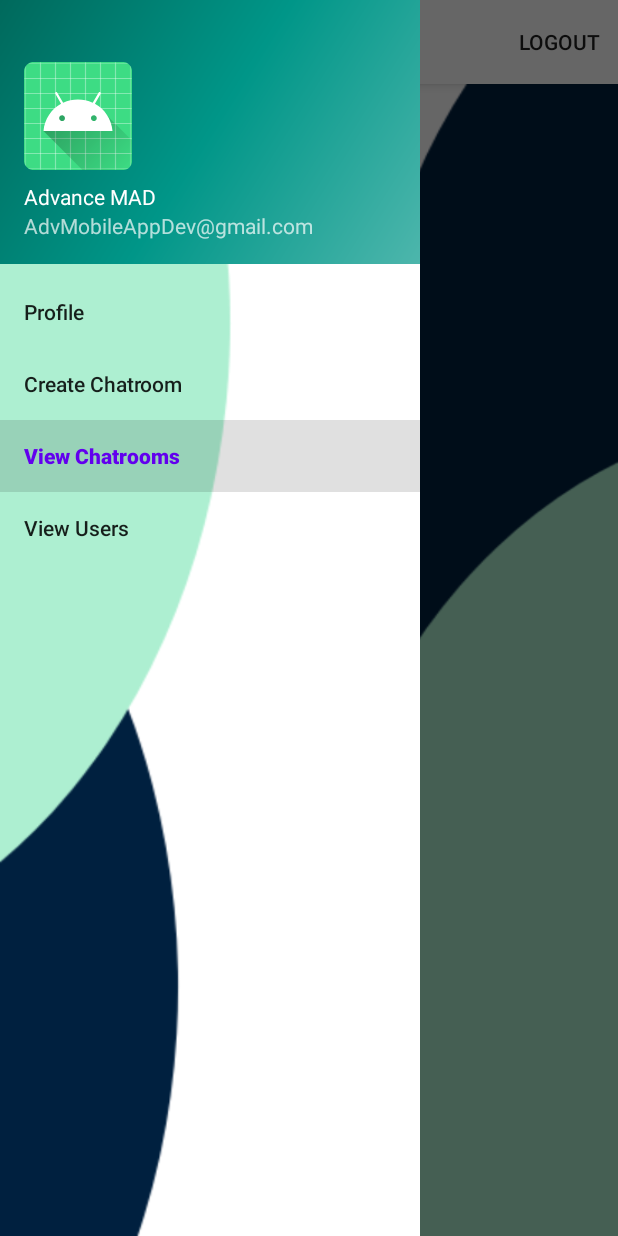
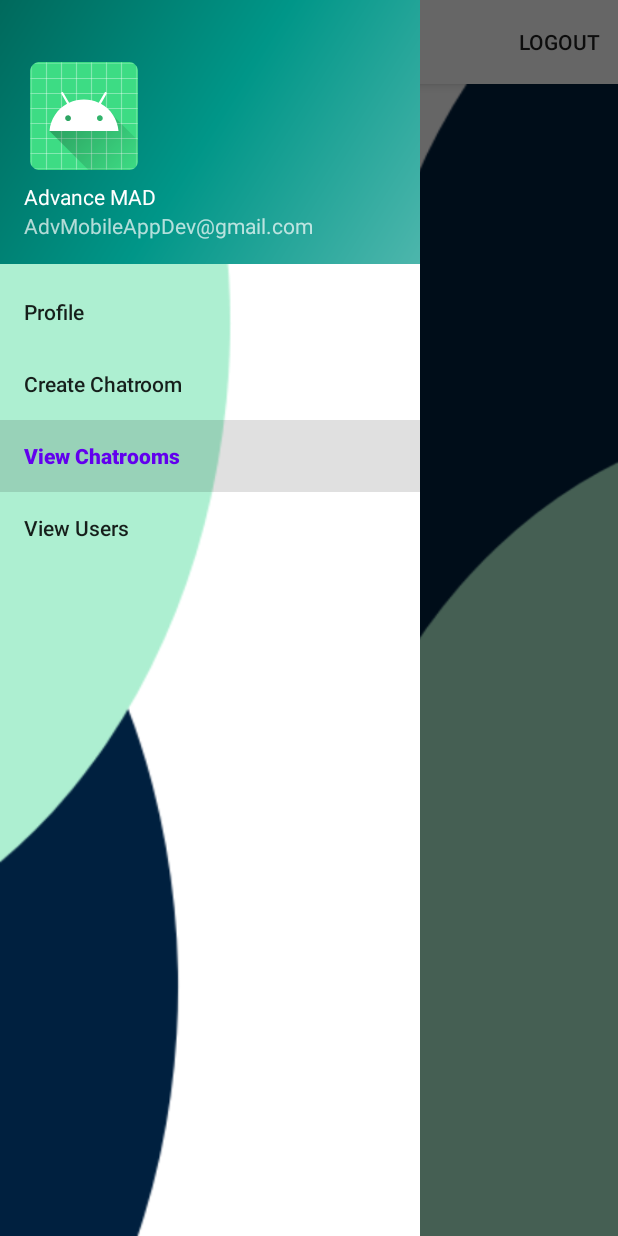
Before and after one commit to pushpdeep-gangrade/Chatroom, an Android app: the screen it shows after launch once a user with an empty profile is signed in (MainActivity), with the side drawer open, on a phone screen of 412 x 824 dp. Run offline under Robolectric (Android 15) with nearby library versions, the phone set to English and light mode, and no system bars; our stand-ins replace Firebase (no records; nobody signed in at launch, a user with empty details on screens opened directly), Picasso, navigation-ui; pictures from the network do not load; 1 statement that could not run was skipped.

Commit message:
Updated drawer layout so that the picture does not force name or email off screen
Updated drawer layout so that the picture does not force name or email off screen

1. Just set 80dpx80dp for imageview

```diff
--- a/app/src/main/res/layout/nav_header_main.xml
+++ b/app/src/main/res/layout/nav_header_main.xml
@@ -14,8 +14,8 @@
 
     <ImageView
         android:id="@+id/nav_header_user_image"
-        android:layout_width="wrap_content"
-        android:layout_height="wrap_content"
+        android:layout_width="80dp"
+        android:layout_height="80dp"
         android:contentDescription="@string/nav_header_desc"
         android:paddingTop="@dimen/nav_header_vertical_spacing"
         app:srcCompat="@mipmap/ic_launcher_round" />
@@ -30,7 +30,7 @@
 
     <TextView
         android:id="@+id/nav_header_nav_user_email"
-        android:layout_width="wrap_content"
+        android:layout_width="match_parent"
         android:layout_height="wrap_content"
         android:text="@string/nav_header_subtitle" />
 </LinearLayout>
```
